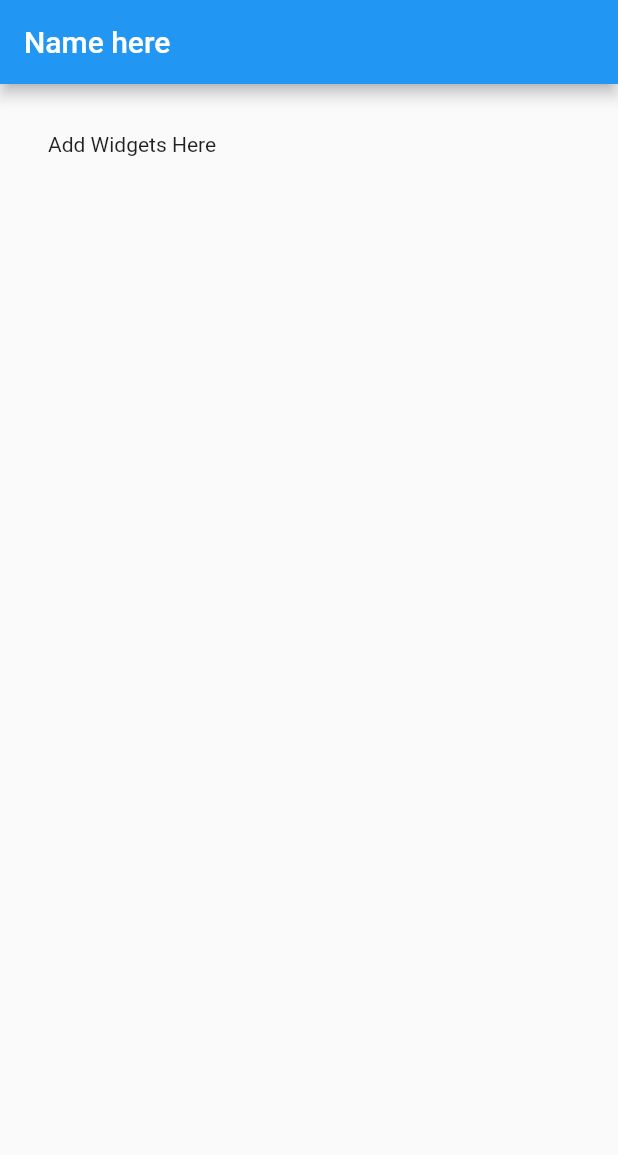
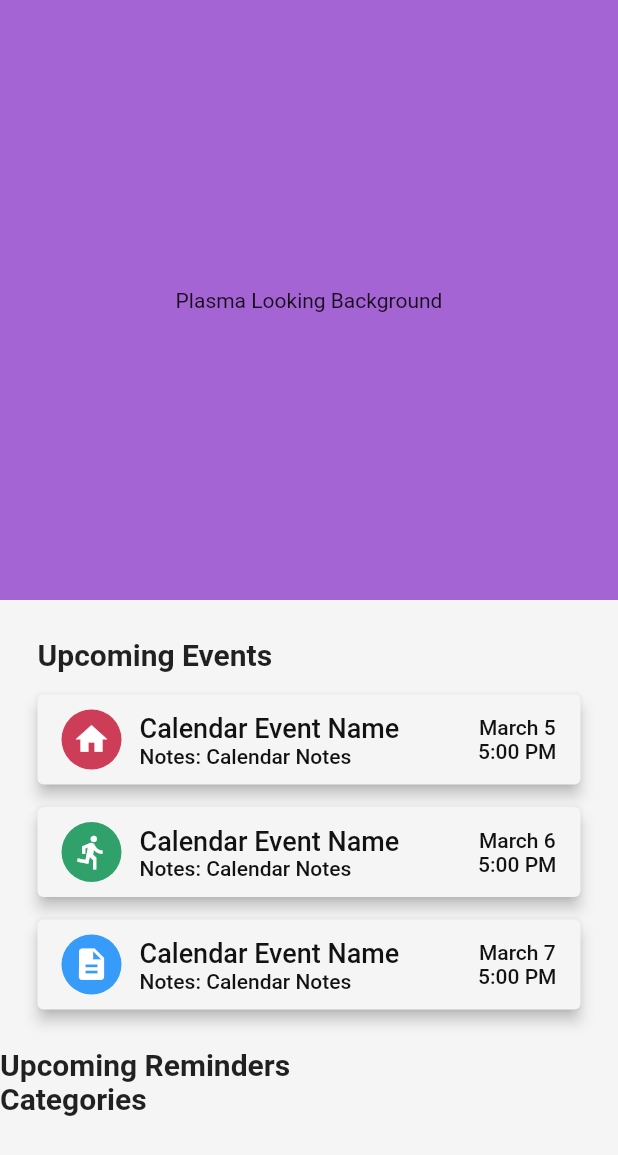
Before and after one commit to Peyton232/tartan_hacks, a Flutter app: the screen it shows after launch, on a phone screen of 412 x 824 dp. Shown: the top 1155 px of the screen. Run offline on Flutter 3.47's test engine with Material 2 defaults, Android fonts, the phone set to English and light mode, and no system bars.

Commit message:
Implemented skeleton code for calendar events

```diff
--- /dev/null
+++ b/lib/CustomWidgets/EventCard.dart
@@ -0,0 +1,90 @@
+import 'package:flutter/material.dart';
+import 'package:tartan_hacks/Data/constants.dart';
+
+class EventCard extends StatefulWidget {
+  final String eventName;
+  final String eventNotes;
+  final String eventDate;
+  final String eventTime;
+  final IconData categoryIcon;
+  final Color categoryColor;
+
+  EventCard({
+    @required this.eventName,
+    @required this.eventNotes,
+    @required this.eventDate,
+    @required this.eventTime,
+    @required this.categoryIcon,
+    @required this.categoryColor,
+  });
+
+  @override
+  _EventCardState createState() => _EventCardState();
+}
+
+class _EventCardState extends State<EventCard> {
+  @override
+  Widget build(BuildContext context) {
+    return ElevatedButton(
+      style: ButtonStyle(
+        backgroundColor: MaterialStateProperty.all<Color>(kOffWhite),
+        elevation: MaterialStateProperty.all(4.0),
+        overlayColor: MaterialStateProperty.all<Color>(Colors.grey[300]),
+      ),
+      onPressed: () {
+        print("Top 3 upcoming calendar events");
+      },
+      child: Container(
+        width: 330,
+        height: 60,
+        child: Row(
+          children: <Widget>[
+            Container(
+              height: kCardCircleDimensions,
+              width: kCardCircleDimensions,
+              decoration: BoxDecoration(
+                color: widget.categoryColor,
+                borderRadius: BorderRadius.circular(30),
+              ),
+              child: Icon(
+                widget.categoryIcon,
+                size: 25.0,
+              ),
+            ),
+            Expanded(
+              child: Padding(
+                padding: EdgeInsets.only(left: 12.0, top: 12.0),
+                child: Column(
+                  crossAxisAlignment: CrossAxisAlignment.start,
+                  children: <Widget>[
+                    Text(
+                      widget.eventName,
+                      style: kEventTitleTextStyle,
+                    ),
+                    Text(
+                      "Notes: ${widget.eventNotes}",
+                      style: kEventNotesTextStyle,
+                    ),
+                  ],
+                ),
+              ),
+            ),
+            Column(
+              mainAxisAlignment: MainAxisAlignment.center,
+              children: <Widget>[
+                Text(
+                  widget.eventDate,
+                  style: kEventDateTextStyle,
+                ),
+                Text(
+                  widget.eventTime,
+                  style: kEventDateTextStyle,
+                ),
+              ],
+            ),
+          ],
+        ),
+      ),
+    );
+  }
+}
--- /dev/null
+++ b/lib/Data/constants.dart
@@ -0,0 +1,30 @@
+import 'package:flutter/material.dart';
+
+const kPurple = Color(0xffA564D3);
+const kOffWhite = Color(0xfff5f5f5);
+const kSemiBlack = Color(0xff121212);
+const kRed = Color(0xffCE3D57);
+const kGreen = Color(0xff31A16C);
+const kBlue = Color(0xff379CF9);
+const kYellow = Color(0xffFFD74B);
+
+const kHeaderTextStyle = TextStyle(
+  fontSize: 20.0,
+  fontWeight: FontWeight.bold,
+);
+const kEventTitleTextStyle = TextStyle(
+  color: kSemiBlack,
+  fontSize: 18.0,
+);
+
+const kCardCircleDimensions = 40.0;
+
+const kEventNotesTextStyle = TextStyle(
+  color: kSemiBlack,
+  fontSize: 14.0,
+);
+
+const kEventDateTextStyle = TextStyle(
+  color: kSemiBlack,
+  fontSize: 14.0,
+);
--- /dev/null
+++ b/lib/Pages/WelcomeScreen.dart
@@ -0,0 +1,92 @@
+import 'package:flutter/material.dart';
+import 'package:tartan_hacks/Data/constants.dart';
+import 'package:tartan_hacks/CustomWidgets/EventCard.dart';
+
+class WelcomeScreen extends StatefulWidget {
+  @override
+  _WelcomeScreenState createState() => _WelcomeScreenState();
+}
+
+class _WelcomeScreenState extends State<WelcomeScreen> {
+  @override
+  Widget build(BuildContext context) {
+    return Scaffold(
+      body: Column(
+        crossAxisAlignment: CrossAxisAlignment.stretch,
+        children: <Widget>[
+          Container(
+            color: kPurple,
+            height: 400,
+            child: Center(
+              child: Text("Plasma Looking Background"),
+            ),
+          ),
+          Container(
+            child: Column(
+              children: <Widget>[
+                Container(
+                  padding:
+                      EdgeInsets.symmetric(vertical: 25.0, horizontal: 10.0),
+                  child: Column(
+                    crossAxisAlignment: CrossAxisAlignment.start,
+                    children: <Widget>[
+                      Text(
+                        "Upcoming Events",
+                        style: kHeaderTextStyle,
+                      ),
+                      Padding(
+                        padding: EdgeInsets.only(top: 15.0),
+                        child: EventCard(
+                          eventName: "Calendar Event Name",
+                          eventNotes: "Calendar Notes",
+                          eventDate: "March 5",
+                          eventTime: "5:00 PM",
+                          categoryIcon: Icons.home,
+                          categoryColor: kRed,
+                        ),
+                      ),
+                      Padding(
+                        padding: EdgeInsets.only(top: 15.0),
+                        child: EventCard(
+                          eventName: "Calendar Event Name",
+                          eventNotes: "Calendar Notes",
+                          eventDate: "March 6",
+                          eventTime: "5:00 PM",
+                          categoryIcon: Icons.directions_run,
+                          categoryColor: kGreen,
+                        ),
+                      ),
+                      Padding(
+                        padding: EdgeInsets.only(top: 15.0),
+                        child: EventCard(
+                          eventName: "Calendar Event Name",
+                          eventNotes: "Calendar Notes",
+                          eventDate: "March 7",
+                          eventTime: "5:00 PM",
+                          categoryIcon: Icons.description,
+                          categoryColor: kBlue,
+                        ),
+                      ),
+                    ],
+                  ),
+                ),
+              ],
+            ),
+          ),
+          Container(
+            child: Text(
+              "Upcoming Reminders",
+              style: kHeaderTextStyle,
+            ),
+          ),
+          Container(
+            child: Text(
+              "Categories",
+              style: kHeaderTextStyle,
+            ),
+          ),
+        ],
+      ),
+    );
+  }
+}
--- a/lib/main.dart
+++ b/lib/main.dart
@@ -1,31 +1,27 @@
 import 'package:flutter/material.dart';
+import 'package:tartan_hacks/Pages/WelcomeScreen.dart';
+import 'package:tartan_hacks/Data/constants.dart';
 
 void main() {
-  runApp(new MaterialApp(
-    home: new MyApp(),
-  ));
+  runApp(MyApp());
 }
 
-class MyApp extends StatefulWidget {
-  @override
-  _State createState() => new _State();
-}
-
-class _State extends State<MyApp> {
+class MyApp extends StatelessWidget {
+  // This widget is the root of your application.
   @override
   Widget build(BuildContext context) {
-    return new Scaffold(
-      appBar: new AppBar(
-        title: new Text('Name here'),
+    return MaterialApp(
+      debugShowCheckedModeBanner: false,
+      title: 'MotieBot',
+      theme: ThemeData(
+        primaryColor: kPurple,
+        scaffoldBackgroundColor: kOffWhite,
       ),
-      body: new Container(
-        padding: new EdgeInsets.all(32.0),
-        child: new Column(
-          children: <Widget>[
-            new Text('Add Widgets Here')
-          ],
-        ),
-      ),
+      initialRoute: "/WelcomeScreen",
+      //This is where you will put the different pages we can navigate to
+      routes: {
+        "/WelcomeScreen": (context) => WelcomeScreen(),
+      },
     );
   }
 }
```
Also changed, not shown: 3 other files.
